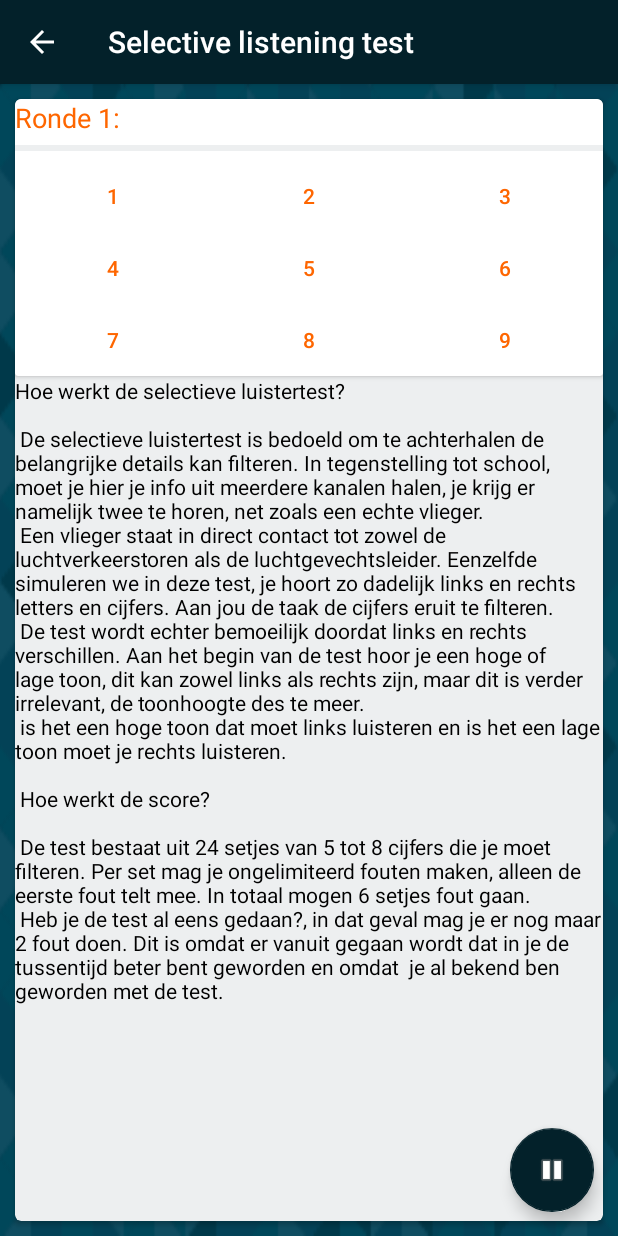
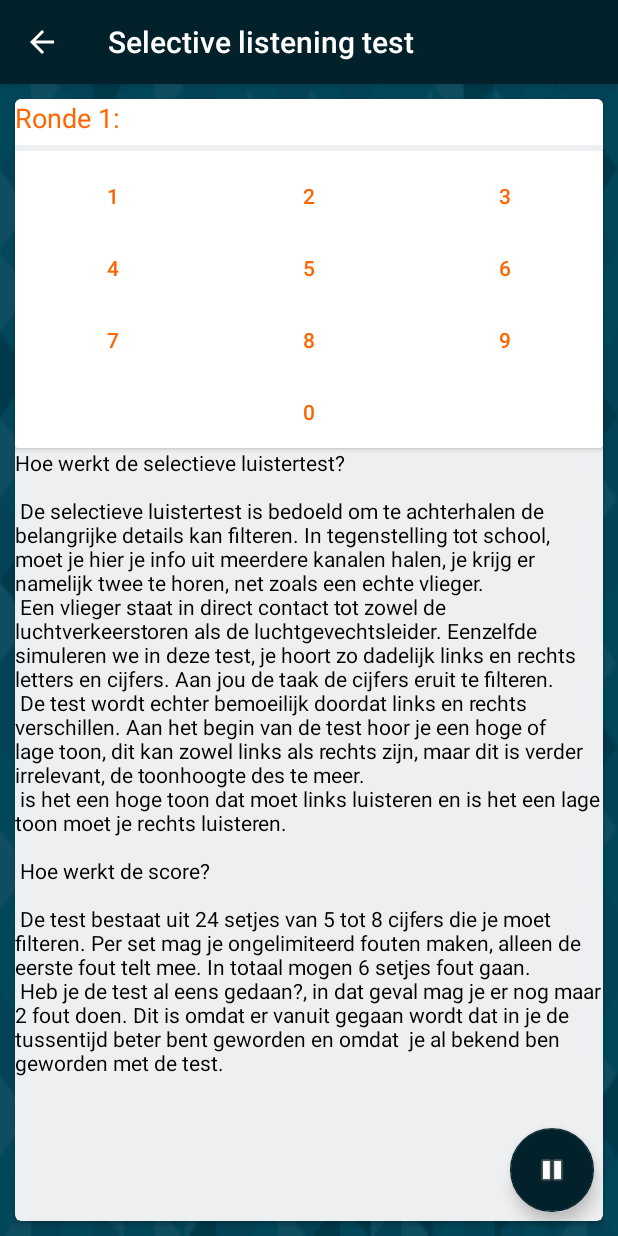
Before and after one commit to mobdevelopment/Android, an Android app: the ListeningActivity screen opened directly, with no data from a screen before it, after a tap on an icon or button, on a phone screen of 412 x 824 dp. Run offline under Robolectric (Android 15) with nearby library versions, the phone set to English and light mode, and no system bars; pictures from the network do not load.

Commit message:
Added 0 button to listening test

```diff
--- a/app/src/main/res/layout/content_listening.xml
+++ b/app/src/main/res/layout/content_listening.xml
@@ -170,6 +170,38 @@
                                 android:onClick="giveNumber"/>
                         </LinearLayout>
 
+                        <LinearLayout
+                            android:layout_width="match_parent"
+                            android:layout_height="wrap_content"
+                            android:layout_weight="3">
+                            <Button
+                                android:layout_width="0dp"
+                                android:layout_height="wrap_content"
+                                android:layout_weight="1"
+                                style="?android:attr/borderlessButtonStyle"
+                                android:textColor="@color/textHover"
+                                android:enabled="false"/>
+
+                            <Button
+                                android:layout_width="0dp"
+                                android:layout_height="wrap_content"
+                                android:layout_weight="1"
+                                style="?android:attr/borderlessButtonStyle"
+                                android:text="0"
+                                android:textColor="@color/textHover"
+                                android:tag="0"
+                                android:onClick="giveNumber"
+                                />
+
+                            <Button
+                                android:layout_width="0dp"
+                                android:layout_height="wrap_content"
+                                android:layout_weight="1"
+                                style="?android:attr/borderlessButtonStyle"
+                                android:textColor="@color/textHover"
+                                android:enabled="false"/>
+                        </LinearLayout>
+
                     </LinearLayout>
                 </LinearLayout>
 
```
